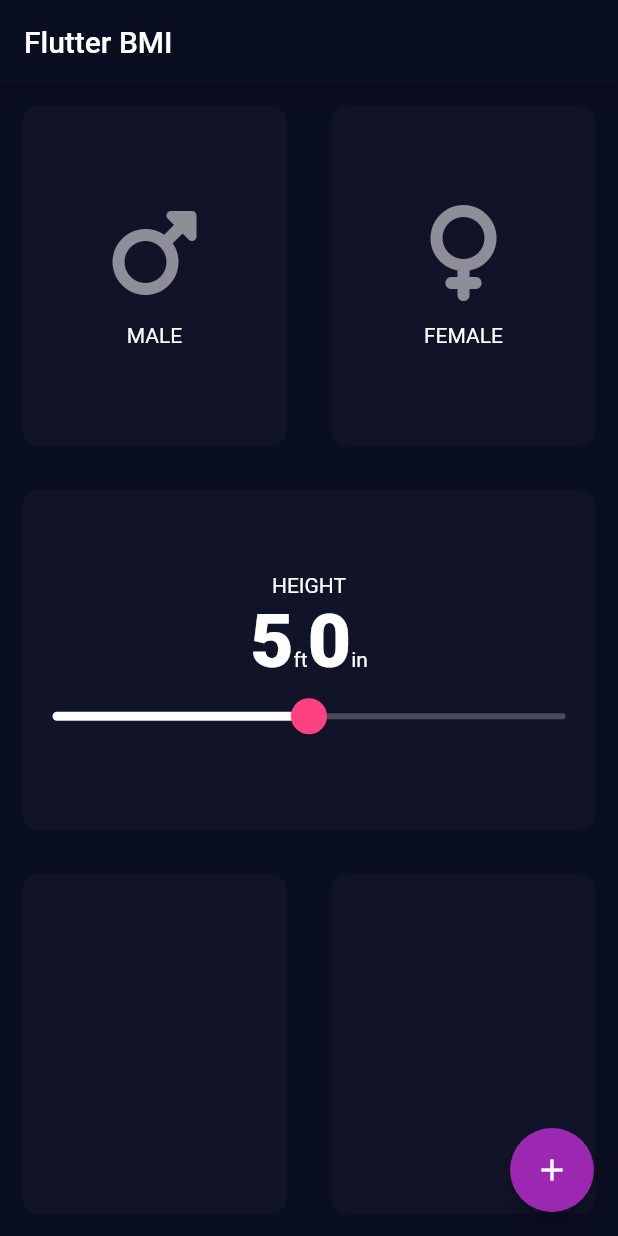
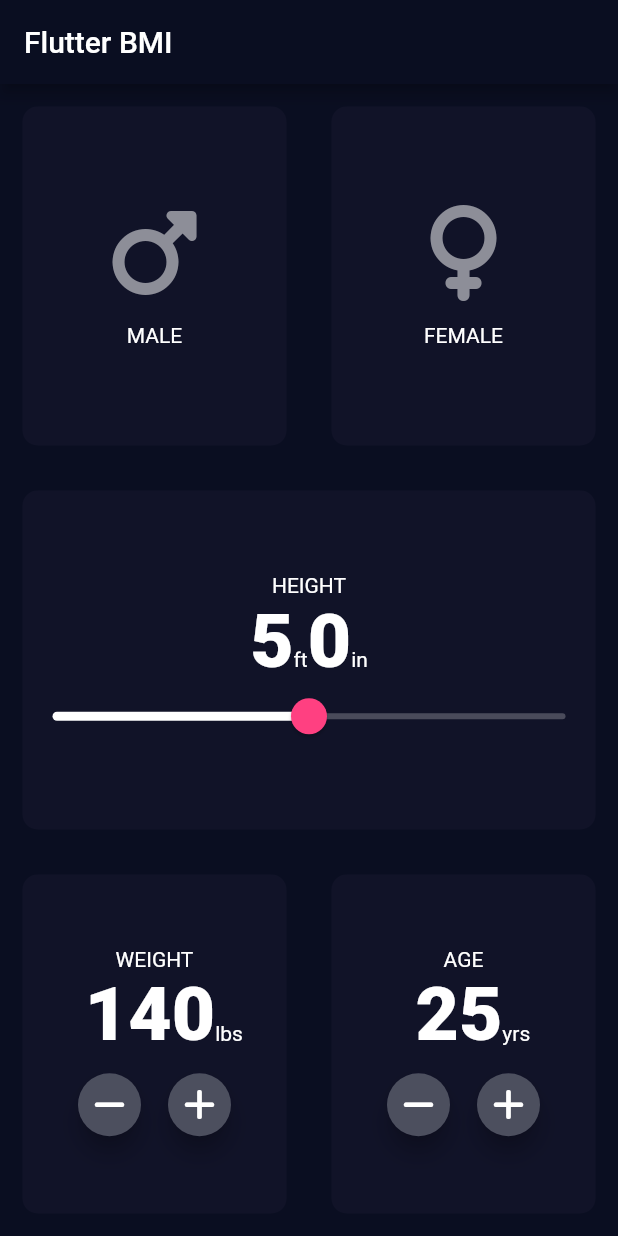
Before and after one commit to kenmaready/flutter_bmi, a Flutter app: the screen it shows after launch, on a phone screen of 412 x 824 dp. Run offline on Flutter 3.47's test engine with Material 2 defaults, Android fonts, the phone set to English and light mode, and no system bars; our stand-ins replace font_awesome_flutter.

Commit message:
Finished height slider, add weight and age widgets

```diff
--- /dev/null
+++ b/lib/age_selector.dart
@@ -0,0 +1,17 @@
+import 'package:flutter/material.dart';
+//
+import 'plus_minus_selector.dart';
+
+class AgeSelector extends StatefulWidget {
+  const AgeSelector({Key? key}) : super(key: key);
+
+  @override
+  State<AgeSelector> createState() => _AgeSelectorState();
+}
+
+class _AgeSelectorState extends State<AgeSelector> {
+  @override
+  Widget build(BuildContext context) {
+    return PlusMinusSelector(title: 'AGE', units: 'yrs', value: 25);
+  }
+}
--- a/lib/input_card.dart
+++ b/lib/input_card.dart
@@ -2,7 +2,7 @@ import 'package:flutter/material.dart';
 
 enum CardState { active, inactive }
 
-const activeCardColor = Color(0xFF1D1E33);
+const activeCardColor = Color(0xFF3D3E53);
 const inactiveCardColor = Color(0xFF111328);
 
 class InputCard extends StatefulWidget {
--- a/lib/input_page.dart
+++ b/lib/input_page.dart
@@ -2,6 +2,8 @@ import 'package:flutter/material.dart';
 //
 import 'gender_selector.dart';
 import 'height_selector.dart';
+import 'weight_selector.dart';
+import 'age_selector.dart';
 import 'input_card.dart';
 
 class InputPage extends StatefulWidget {
@@ -53,12 +55,16 @@ class _InputPageState extends State<InputPage> {
         InputCard(
           child: HeightSelector(),
         ),
-        Expanded(child: Row(children: [InputCard(), InputCard()])),
+        Expanded(
+            child: Row(children: [
+          InputCard(child: WeightSelector()),
+          InputCard(child: AgeSelector())
+        ])),
       ]),
-      floatingActionButton: FloatingActionButton(
-        onPressed: () {},
-        child: const Icon(Icons.add),
-      ),
+      // floatingActionButton: FloatingActionButton(
+      //   onPressed: () {},
+      //   child: const Icon(Icons.add),
+      // ),
     );
   }
 }
--- /dev/null
+++ b/lib/plus_minus_selector.dart
@@ -0,0 +1,52 @@
+import 'package:font_awesome_flutter/font_awesome_flutter.dart';
+import 'package:flutter/material.dart';
+//
+import 'round_icon_button.dart';
+import 'constants.dart';
+
+class PlusMinusSelector extends StatefulWidget {
+  final String title;
+  final String? units;
+  int value;
+
+  PlusMinusSelector(
+      {Key? key, required this.title, this.units, required this.value})
+      : super(key: key);
+
+  @override
+  State<PlusMinusSelector> createState() => _PlusMinusSelectorState();
+}
+
+class _PlusMinusSelectorState extends State<PlusMinusSelector> {
+  @override
+  Widget build(BuildContext context) {
+    return Column(
+      mainAxisAlignment: MainAxisAlignment.center,
+      children: [
+        Text(widget.title),
+        Row(
+          mainAxisAlignment: MainAxisAlignment.center,
+          textBaseline: TextBaseline.alphabetic,
+          crossAxisAlignment: CrossAxisAlignment.baseline,
+          children: [
+            Text(' ${widget.value.toString()}', style: kKeyNumberTextStyle),
+            Text(widget.units ?? ''),
+          ],
+        ),
+        const SizedBox(height: 6.0),
+        Row(
+          mainAxisAlignment: MainAxisAlignment.center,
+          children: [
+            RoundIconButton(
+                onPressed: () => setState(() => widget.value--),
+                icon: FontAwesomeIcons.minus),
+            const SizedBox(width: 12.0),
+            RoundIconButton(
+                onPressed: () => setState(() => widget.value++),
+                icon: FontAwesomeIcons.plus),
+          ],
+        )
+      ],
+    );
+  }
+}
--- /dev/null
+++ b/lib/round_icon_button.dart
@@ -0,0 +1,24 @@
+import 'package:flutter/src/foundation/key.dart';
+import 'package:flutter/material.dart';
+
+class RoundIconButton extends StatelessWidget {
+  final VoidCallback onPressed;
+  final IconData icon;
+  final Color? iconColor;
+
+  const RoundIconButton(
+      {Key? key, required this.onPressed, required this.icon, this.iconColor})
+      : super(key: key);
+
+  @override
+  Widget build(BuildContext context) {
+    return RawMaterialButton(
+      onPressed: onPressed,
+      shape: const CircleBorder(),
+      fillColor: const Color(0xff4c4f5e),
+      elevation: 6.0,
+      constraints: const BoxConstraints.tightFor(width: 42.0, height: 42.0),
+      child: Icon(icon, color: iconColor ?? Colors.white),
+    );
+  }
+}
--- /dev/null
+++ b/lib/weight_selector.dart
@@ -0,0 +1,17 @@
+import 'package:flutter/material.dart';
+//
+import 'plus_minus_selector.dart';
+
+class WeightSelector extends StatefulWidget {
+  const WeightSelector({Key? key}) : super(key: key);
+
+  @override
+  State<WeightSelector> createState() => _WeightSelectorState();
+}
+
+class _WeightSelectorState extends State<WeightSelector> {
+  @override
+  Widget build(BuildContext context) {
+    return PlusMinusSelector(title: 'WEIGHT', units: 'lbs', value: 140);
+  }
+}
```
